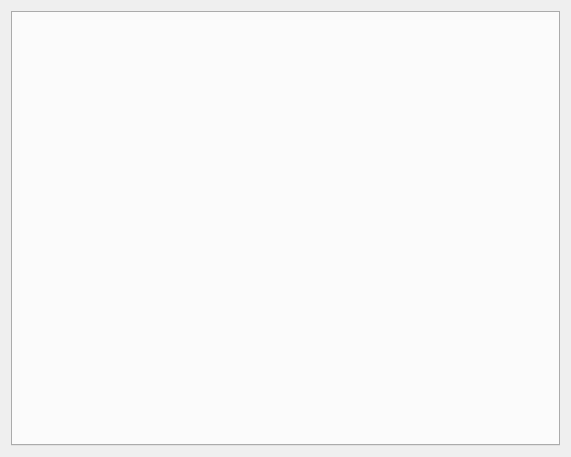
Above: src/ui/SlugsTabbedControl.ui from dagoodma/qgroundcontrol before the change. Below: the same form after it.
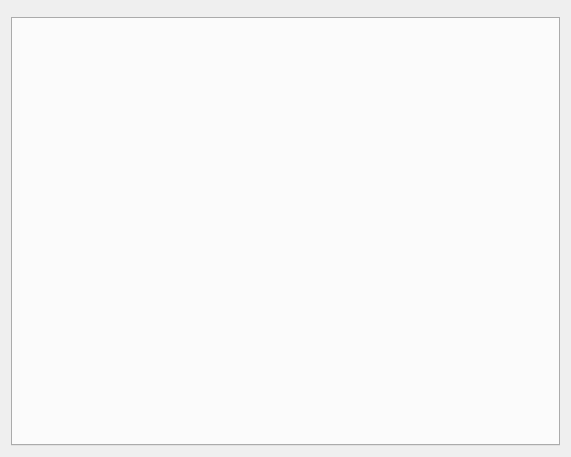
That is the form after the change.

Commit message: Created initial status widget.

```diff
--- a/src/ui/SlugsTabbedControl.ui
+++ b/src/ui/SlugsTabbedControl.ui
@@ -15,11 +15,18 @@
   </property>
   <layout class="QVBoxLayout" name="verticalLayout">
    <item>
+    <layout class="QVBoxLayout" name="verticalLayout_2">
+     <item>
+      <widget class="QWidget" name="statusWidget" native="true"/>
+     </item>
+     <item>
     <widget class="QTabWidget" name="tabWidget">
      <property name="currentIndex">
       <number>-1</number>
      </property>
     </widget>
+     </item>
+    </layout>
    </item>
   </layout>
  </widget>
```
Lines whose indentation alone changed are shown as unchanged. The commit also changes 5 other files.
